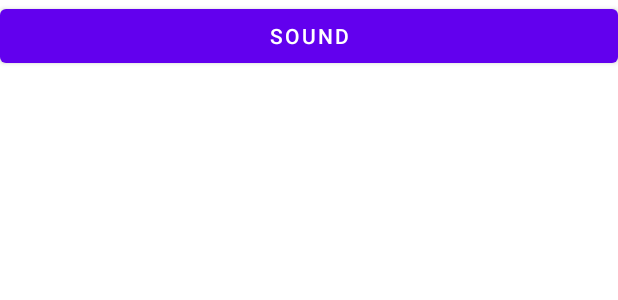
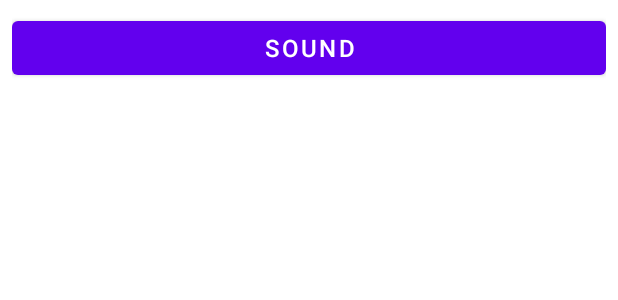
Before and after one commit to danecicvara/zmaj-soundboard-kotlin, an Android app: the layout item_sound.xml on its own in the app's theme, with its tools: preview values and no code run, on a phone screen of 412 x 824 dp. Shown: the top 300 px of the screen. Run offline under Robolectric (Android 15) with nearby library versions, the phone set to English and light mode, and no system bars.

Commit message:
popravljena situacija sa izjavama

```diff
--- a/app/src/main/res/layout/item_sound.xml
+++ b/app/src/main/res/layout/item_sound.xml
@@ -1,12 +1,16 @@
 <?xml version="1.0" encoding="utf-8"?>
-<androidx.constraintlayout.widget.ConstraintLayout xmlns:android="http://schemas.android.com/apk/res/android"
+<LinearLayout xmlns:android="http://schemas.android.com/apk/res/android"
     android:layout_width="match_parent"
-    android:layout_height="match_parent">
+    android:layout_height="wrap_content"
+    android:orientation="horizontal"
+    android:gravity="center_vertical"
+    android:padding="8dp">
+
     <Button
-        xmlns:android="http://schemas.android.com/apk/res/android"
         android:id="@+id/soundButton"
-        android:layout_width="match_parent"
+        android:layout_width="0dp"
         android:layout_height="wrap_content"
-        android:text="Sound" />
-
-</androidx.constraintlayout.widget.ConstraintLayout>
+        android:layout_weight="1"
+        android:text="Sound"
+        android:textSize="16sp" />
+</LinearLayout>
```
